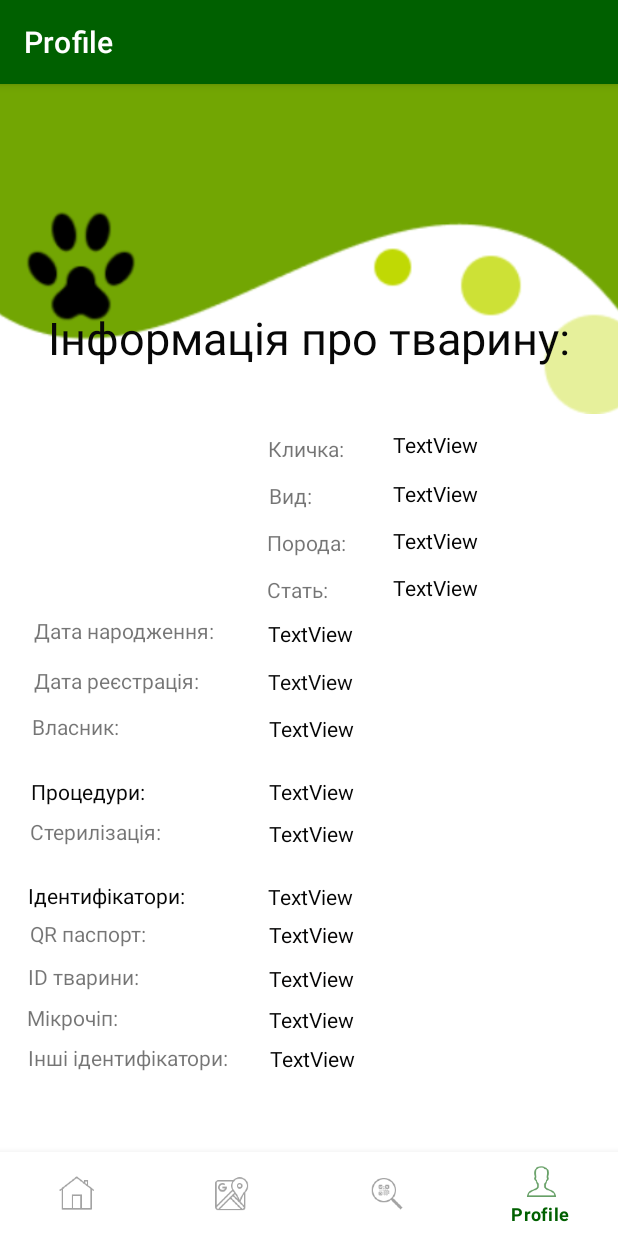
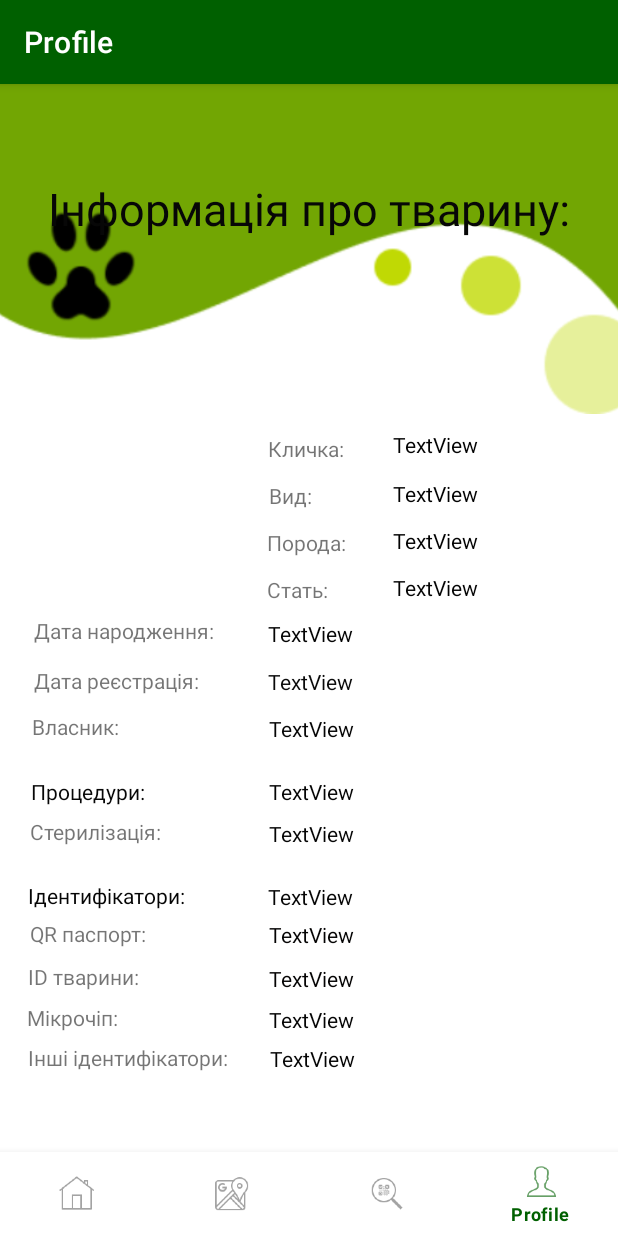
Before and after one commit to DioniS1902/hackathon_task, an Android app: the ProfileFragment screen opened through its navigation route, on a phone screen of 412 x 824 dp. Run offline under Robolectric (Android 15) with nearby library versions, the phone set to English and light mode, and no system bars; our stand-ins replace Picasso, Volley, navigation-ui; network calls fail; pictures from the network do not load.

Commit message:
Added profile layout

```diff
--- a/PetNet/app/build.gradle
+++ b/PetNet/app/build.gradle
@@ -33,6 +33,7 @@ dependencies {
 
     implementation 'androidx.appcompat:appcompat:1.2.0'
     implementation 'com.android.volley:volley:1.1.0'
+    implementation 'com.squareup.picasso:picasso:2.5.2'
     implementation 'com.google.android.material:material:1.2.1'
     implementation 'androidx.constraintlayout:constraintlayout:2.0.4'
     implementation 'androidx.navigation:navigation-fragment:2.3.2'
--- a/PetNet/app/src/main/res/layout/fragment_profile.xml
+++ b/PetNet/app/src/main/res/layout/fragment_profile.xml
@@ -182,24 +182,27 @@
         android:id="@+id/textView"
         android:layout_width="wrap_content"
         android:layout_height="wrap_content"
-        android:layout_marginBottom="44dp"
+        android:layout_marginTop="72dp"
+        android:layout_marginBottom="140dp"
         android:text="Інформація про тварину:"
         android:textColor="#070707"
         android:textSize="30sp"
         app:layout_constraintBottom_toTopOf="@+id/textView2"
         app:layout_constraintEnd_toEndOf="parent"
-        app:layout_constraintStart_toStartOf="parent" />
+        app:layout_constraintStart_toStartOf="parent"
+        app:layout_constraintTop_toTopOf="@+id/imageView" />
 
     <ImageView
         android:id="@+id/imageView2"
-        android:layout_width="wrap_content"
-        android:layout_height="wrap_content"
+        android:layout_width="300px"
+        android:layout_height="300px"
         android:layout_marginStart="21dp"
         android:layout_marginEnd="20dp"
-        android:layout_marginBottom="11dp"
+        android:layout_marginBottom="40dp"
         app:layout_constraintBottom_toTopOf="@+id/textView6"
         app:layout_constraintEnd_toStartOf="@+id/textView5"
         app:layout_constraintStart_toStartOf="parent"
+        app:layout_constraintTop_toBottomOf="@+id/imageView"
         tools:src="@tools:sample/avatars" />
 
     <TextView
```
Also changed, not shown: PetNet/app/src/main/java/com/maxrt/petnet/ui/home/HomeFragment.java (+0 -9 lines), PetNet/app/src/main/java/com/maxrt/petnet/ui/profile/ProfileFragment.java (+49 -9 lines).
